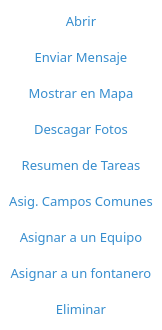
Old version of the form rightclickmenu.ui in the repository lreyesm/MiRutaDesktop.
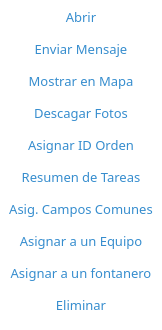
New version of the form.

What changed in the file:
```diff
--- a/rightclickmenu.ui
+++ b/rightclickmenu.ui
@@ -337,6 +337,43 @@
      </property>
     </widget>
    </item>
+   <item>
+    <widget class="QPushButton" name="pb_asignar_id_orden">
+     <property name="minimumSize">
+      <size>
+       <width>0</width>
+       <height>30</height>
+      </size>
+     </property>
+     <property name="font">
+      <font>
+       <family>Segoe UI Semilight</family>
+       <pointsize>10</pointsize>
+       <weight>50</weight>
+       <italic>false</italic>
+       <bold>false</bold>
+      </font>
+     </property>
+     <property name="toolTip">
+      <string>&lt;html&gt;&lt;head/&gt;&lt;body&gt;&lt;p&gt;Descargar todas las fotos de la fila o filas seleccionadas&lt;/p&gt;&lt;/body&gt;&lt;/html&gt;</string>
+     </property>
+     <property name="styleSheet">
+      <string notr="true">QPushButton{
+	border-radius: 3px;
+	color: rgb(54, 141, 206);
+}
+QPushButton:hover:!pressed{
+	  background-color: #EEEEEE; 
+}</string>
+     </property>
+     <property name="text">
+      <string>Asignar ID Orden</string>
+     </property>
+     <property name="flat">
+      <bool>true</bool>
+     </property>
+    </widget>
+   </item>
    <item>
     <widget class="QPushButton" name="pb_resumen">
      <property name="minimumSize">
```
